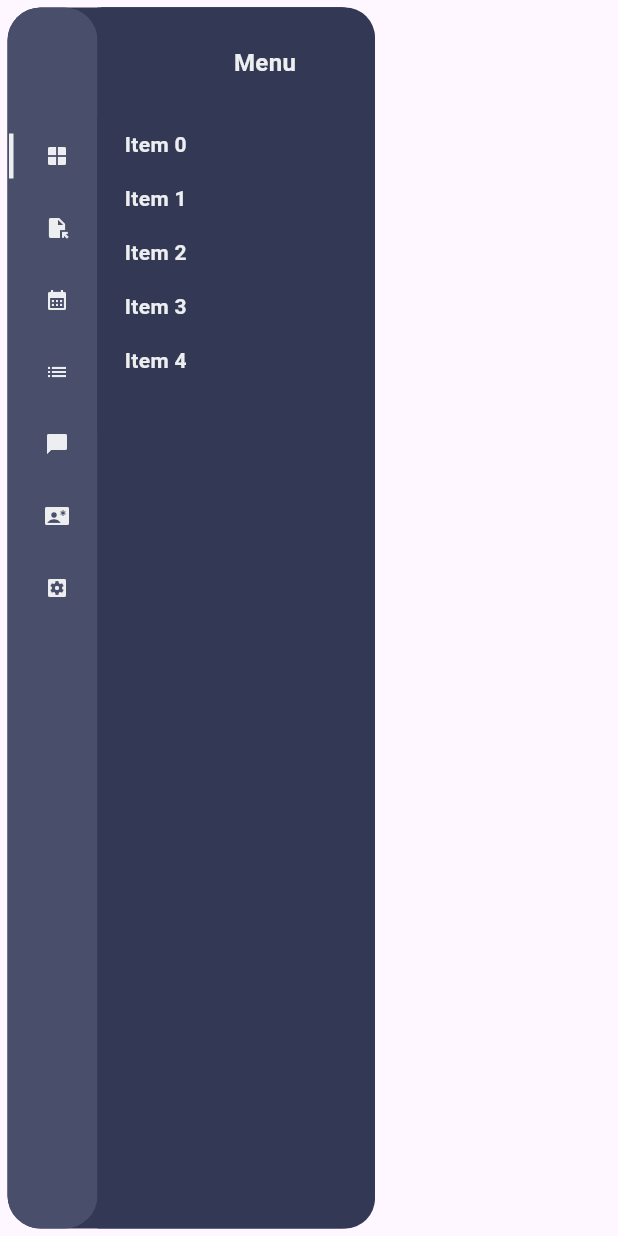
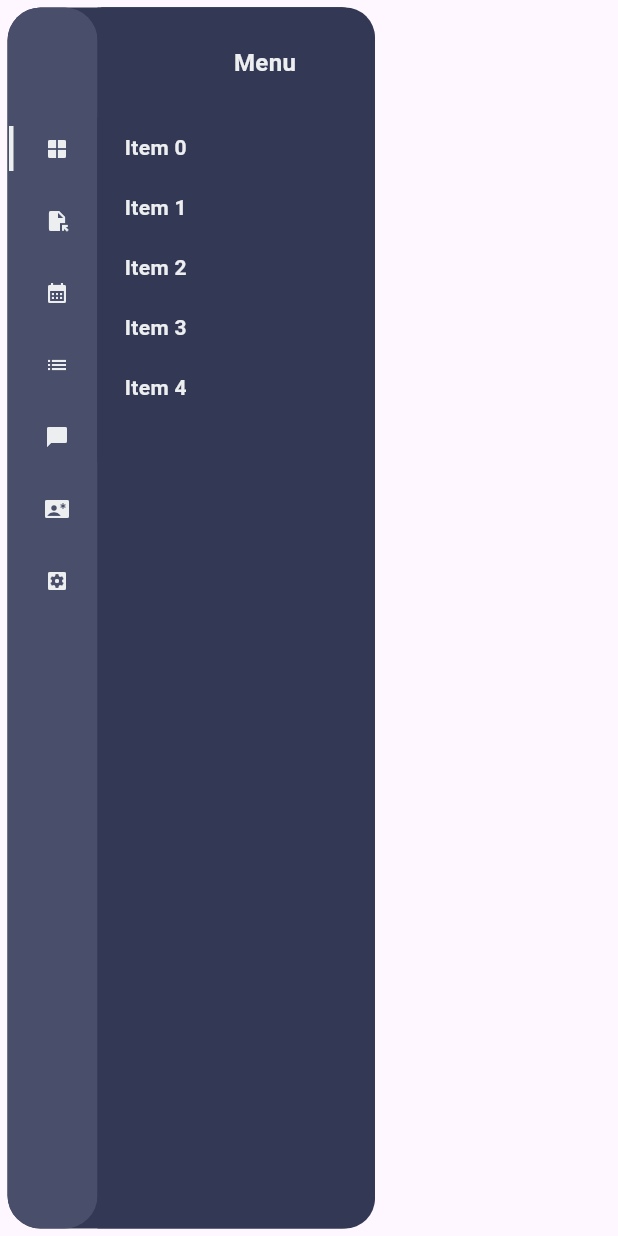
Before and after one commit to jacksonsr451/widget_aside_menu, a Flutter app: the screen it shows after launch, after a tap on the "window" icon, on a phone screen of 412 x 824 dp. Run offline on Flutter 3.47's test engine with Material 3 defaults, Android fonts, the phone set to English and light mode, and no system bars.

Commit message:
:refactor: adjust padding and margin

```diff
--- a/lib/side_menu_items.dart
+++ b/lib/side_menu_items.dart
@@ -47,7 +47,7 @@
               borderRadius: BorderRadius.circular(22),
             ),
             child: Container(
-              margin: const EdgeInsets.only(top: 75),
+              margin: const EdgeInsets.only(top: 70),
               child: ListView(
                 children: List.generate(
                   widget.listMenu.length,
--- a/lib/submenu_item.dart
+++ b/lib/submenu_item.dart
@@ -21,7 +21,7 @@
 class _SubmenuItemState extends State<SubmenuItem> {
   @override
   Widget build(BuildContext context) {
-    const double padding = 8;
+    const double padding = 10;
     final bool isSelected =
         widget.selectedIndex != null && widget.index == widget.selectedIndex!;
     final bool isPreviousSelected = widget.selectedIndex != null &&
```
